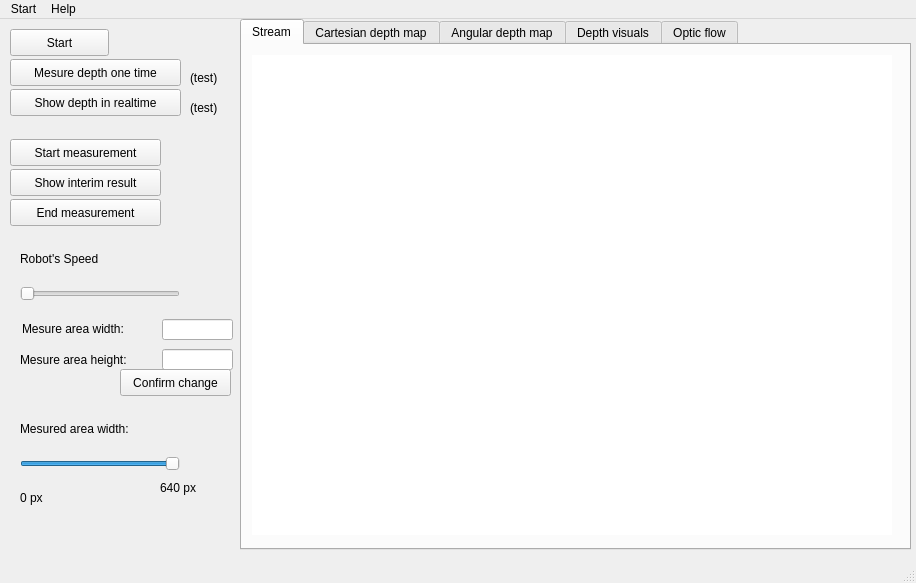
Above: mainwindow.ui from ema-siema/inzynierka before the change. Below: the same form after it.
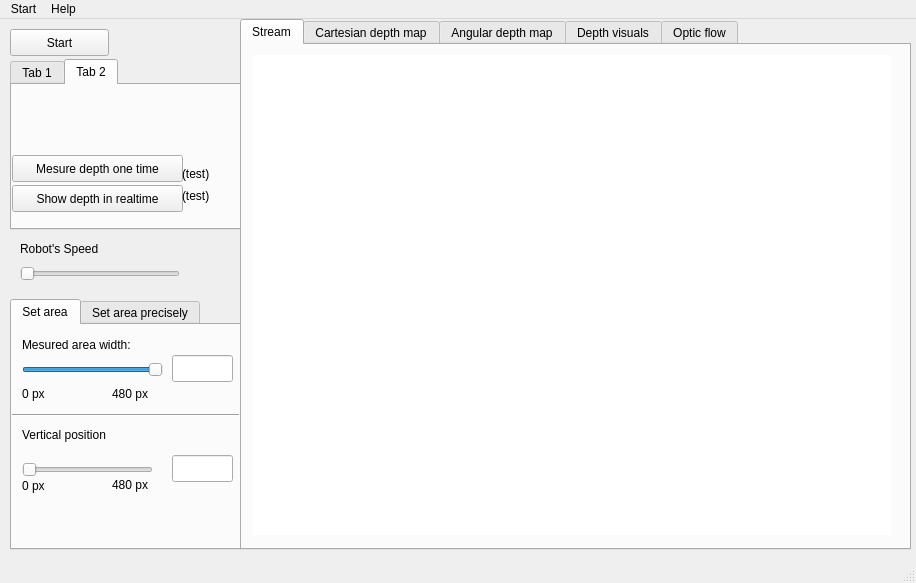
That is the form after the change. The open tabs and pages were chosen to show the change.

```diff
--- a/mainwindow.ui
+++ b/mainwindow.ui
@@ -27,37 +27,11 @@
      <string>Start</string>
     </property>
    </widget>
-   <widget class="QPushButton" name="pushButton_2">
-    <property name="geometry">
-     <rect>
-      <x>10</x>
-      <y>40</y>
-      <width>171</width>
-      <height>27</height>
-     </rect>
-    </property>
-    <property name="text">
-     <string>Mesure depth one time</string>
-    </property>
-   </widget>
-   <widget class="QPushButton" name="pushButton_3">
-    <property name="geometry">
-     <rect>
-      <x>10</x>
-      <y>70</y>
-      <width>171</width>
-      <height>27</height>
-     </rect>
-    </property>
-    <property name="text">
-     <string>Show depth in realtime</string>
-    </property>
-   </widget>
    <widget class="QSlider" name="horizontalSlider">
     <property name="geometry">
      <rect>
       <x>20</x>
-      <y>260</y>
+      <y>240</y>
       <width>160</width>
       <height>29</height>
      </rect>
@@ -76,7 +50,7 @@
     <property name="geometry">
      <rect>
       <x>20</x>
-      <y>230</y>
+      <y>220</y>
       <width>101</width>
       <height>20</height>
      </rect>
@@ -85,104 +59,6 @@
      <string>Robot's Speed</string>
     </property>
    </widget>
-   <widget class="QPushButton" name="pushButton_4">
-    <property name="geometry">
-     <rect>
-      <x>10</x>
-      <y>180</y>
-      <width>151</width>
-      <height>27</height>
-     </rect>
-    </property>
-    <property name="text">
-     <string>End measurement</string>
-    </property>
-   </widget>
-   <widget class="QPushButton" name="pushButton_5">
-    <property name="geometry">
-     <rect>
-      <x>10</x>
-      <y>120</y>
-      <width>151</width>
-      <height>27</height>
-     </rect>
-    </property>
-    <property name="text">
-     <string>Start measurement</string>
-    </property>
-   </widget>
-   <widget class="QPushButton" name="pushButton_6">
-    <property name="geometry">
-     <rect>
-      <x>10</x>
-      <y>150</y>
-      <width>151</width>
-      <height>27</height>
-     </rect>
-    </property>
-    <property name="text">
-     <string>Show interim result</string>
-    </property>
-   </widget>
-   <widget class="QLineEdit" name="lineEdit">
-    <property name="geometry">
-     <rect>
-      <x>162</x>
-      <y>300</y>
-      <width>71</width>
-      <height>21</height>
-     </rect>
-    </property>
-   </widget>
-   <widget class="QLabel" name="label_2">
-    <property name="geometry">
-     <rect>
-      <x>22</x>
-      <y>300</y>
-      <width>131</width>
-      <height>20</height>
-     </rect>
-    </property>
-    <property name="text">
-     <string>Mesure area width:</string>
-    </property>
-   </widget>
-   <widget class="QLabel" name="label_3">
-    <property name="geometry">
-     <rect>
-      <x>20</x>
-      <y>330</y>
-      <width>141</width>
-      <height>21</height>
-     </rect>
-    </property>
-    <property name="text">
-     <string>Mesure area height:</string>
-    </property>
-   </widget>
-   <widget class="QLineEdit" name="lineEdit_2">
-    <property name="geometry">
-     <rect>
-      <x>162</x>
-      <y>330</y>
-      <width>71</width>
-      <height>21</height>
-     </rect>
-    </property>
-   </widget>
-   <widget class="QPushButton" name="pushButton_7">
-    <property name="geometry">
-     <rect>
-      <x>120</x>
-      <y>350</y>
-      <width>111</width>
-      <height>27</height>
-     </rect>
-    </property>
-    <property name="text">
-     <string>Confirm change</string>
-    </property>
-   </widget>
    <widget class="QTabWidget" name="tabWidget">
     <property name="geometry">
      <rect>
@@ -301,93 +177,354 @@
      </widget>
     </widget>
    </widget>
-   <widget class="QLabel" name="label_8">
+   <widget class="QTabWidget" name="tabWidget_2">
     <property name="geometry">
      <rect>
-      <x>190</x>
-      <y>50</y>
-      <width>41</width>
-      <height>17</height>
+      <x>10</x>
+      <y>280</y>
+      <width>231</width>
+      <height>251</height>
      </rect>
     </property>
-    <property name="text">
-     <string>(test)</string>
+    <property name="currentIndex">
+     <number>0</number>
     </property>
+    <widget class="QWidget" name="tab_6">
+     <attribute name="title">
+      <string>Set area</string>
+     </attribute>
+     <widget class="QLabel" name="label_11">
+      <property name="geometry">
+       <rect>
+        <x>10</x>
+        <y>10</y>
+        <width>141</width>
+        <height>20</height>
+       </rect>
+      </property>
+      <property name="text">
+       <string>Mesured area width:</string>
+      </property>
+     </widget>
+     <widget class="QSlider" name="mesuredWidthSlider">
+      <property name="geometry">
+       <rect>
+        <x>10</x>
+        <y>30</y>
+        <width>141</width>
+        <height>29</height>
+       </rect>
+      </property>
+      <property name="maximum">
+       <number>480</number>
+      </property>
+      <property name="pageStep">
+       <number>40</number>
+      </property>
+      <property name="sliderPosition">
+       <number>480</number>
+      </property>
+      <property name="orientation">
+       <enum>Qt::Horizontal</enum>
+      </property>
+     </widget>
+     <widget class="QLabel" name="label_13">
+      <property name="geometry">
+       <rect>
+        <x>10</x>
+        <y>60</y>
+        <width>31</width>
+        <height>17</height>
+       </rect>
+      </property>
+      <property name="text">
+       <string>0 px</string>
+      </property>
+     </widget>
+     <widget class="QLabel" name="label_12">
+      <property name="geometry">
+       <rect>
+        <x>100</x>
+        <y>60</y>
+        <width>51</width>
+        <height>17</height>
+       </rect>
+      </property>
+      <property name="text">
+       <string>480 px</string>
+      </property>
+     </widget>
+     <widget class="QSlider" name="horizontalSlider_2">
+      <property name="geometry">
+       <rect>
+        <x>10</x>
+        <y>130</y>
+        <width>131</width>
+        <height>29</height>
+       </rect>
+      </property>
+      <property name="orientation">
+       <enum>Qt::Horizontal</enum>
+      </property>
+     </widget>
+     <widget class="QLabel" name="label_14">
+      <property name="geometry">
+       <rect>
+        <x>10</x>
+        <y>100</y>
+        <width>141</width>
+        <height>20</height>
+       </rect>
+      </property>
+      <property name="text">
+       <string>Vertical position</string>
+      </property>
+     </widget>
+     <widget class="Line" name="line">
+      <property name="geometry">
+       <rect>
+        <x>0</x>
+        <y>80</y>
+        <width>231</width>
+        <height>21</height>
+       </rect>
+      </property>
+      <property name="orientation">
+       <enum>Qt::Horizontal</enum>
+      </property>
+     </widget>
+     <widget class="QLineEdit" name="lineEdit_3">
+      <property name="geometry">
+       <rect>
+        <x>160</x>
+        <y>30</y>
+        <width>61</width>
+        <height>27</height>
+       </rect>
+      </property>
+     </widget>
+     <widget class="QLineEdit" name="lineEdit_4">
+      <property name="geometry">
+       <rect>
+        <x>160</x>
+        <y>130</y>
+        <width>61</width>
+        <height>27</height>
+       </rect>
+      </property>
+     </widget>
+     <widget class="QLabel" name="label_15">
+      <property name="geometry">
+       <rect>
+        <x>100</x>
+        <y>150</y>
+        <width>51</width>
+        <height>20</height>
+       </rect>
+      </property>
+      <property name="text">
+       <string>480 px</string>
+      </property>
+     </widget>
+     <widget class="QLabel" name="label_16">
+      <property name="geometry">
+       <rect>
+        <x>10</x>
+        <y>150</y>
+        <width>31</width>
+        <height>21</height>
+       </rect>
+      </property>
+      <property name="text">
+       <string>0 px</string>
+      </property>
+     </widget>
+    </widget>
+    <widget class="QWidget" name="tab_7">
+     <attribute name="title">
+      <string>Set area precisely</string>
+     </attribute>
+     <widget class="QPushButton" name="pushButton_7">
+      <property name="geometry">
+       <rect>
+        <x>110</x>
+        <y>100</y>
+        <width>111</width>
+        <height>27</height>
+       </rect>
+      </property>
+      <property name="text">
+       <string>Confirm change</string>
+      </property>
+     </widget>
+     <widget class="QLabel" name="label_2">
+      <property name="geometry">
+       <rect>
+        <x>12</x>
+        <y>40</y>
+        <width>131</width>
+        <height>20</height>
+       </rect>
+      </property>
+      <property name="text">
+       <string>Mesure area width:</string>
+      </property>
+     </widget>
+     <widget class="QLabel" name="label_3">
+      <property name="geometry">
+       <rect>
+        <x>10</x>
+        <y>70</y>
+        <width>141</width>
+        <height>21</height>
+       </rect>
+      </property>
+      <property name="text">
+       <string>Mesure area height:</string>
+      </property>
+     </widget>
+     <widget class="QLineEdit" name="lineEdit_2">
+      <property name="geometry">
+       <rect>
+        <x>152</x>
+        <y>70</y>
+        <width>71</width>
+        <height>21</height>
+       </rect>
+      </property>
+     </widget>
+     <widget class="QLineEdit" name="lineEdit">
+      <property name="geometry">
+       <rect>
+        <x>152</x>
+        <y>40</y>
+        <width>71</width>
+        <height>21</height>
+       </rect>
+      </property>
+     </widget>
+    </widget>
    </widget>
-   <widget class="QLabel" name="label_10">
+   <widget class="QTabWidget" name="tabWidget_3">
     <property name="geometry">
      <rect>
-      <x>190</x>
-      <y>80</y>
-      <width>41</width>
-      <height>17</height>
+      <x>10</x>
+      <y>40</y>
+      <width>231</width>
+      <height>171</height>
      </rect>
     </property>
-    <property name="text">
-     <string>(test)</string>
+    <property name="currentIndex">
+     <number>0</number>
     </property>
+    <widget class="QWidget" name="tab_8">
+     <attribute name="title">
+      <string>Tab 1</string>
+     </attribute>
+     <widget class="QPushButton" name="pushButton_5">
+      <property name="geometry">
+       <rect>
+        <x>0</x>
+        <y>20</y>
+        <width>151</width>
+        <height>27</height>
+       </rect>
+      </property>
+      <property name="text">
+       <string>Start measurement</string>
+      </property>
+     </widget>
+     <widget class="QPushButton" name="pushButton_6">
+      <property name="geometry">
+       <rect>
+        <x>0</x>
+        <y>60</y>
+        <width>151</width>
+        <height>27</height>
+       </rect>
+      </property>
+      <property name="text">
+       <string>Show interim result</string>
+      </property>
+     </widget>
+     <widget class="QPushButton" name="pushButton_4">
+      <property name="geometry">
+       <rect>
+        <x>0</x>
+        <y>100</y>
+        <width>151</width>
+        <height>27</height>
+       </rect>
+      </property>
+      <property name="text">
+       <string>End measurement</string>
+      </property>
+     </widget>
+    </widget>
+    <widget class="QWidget" name="tab_9">
+     <attribute name="title">
+      <string>Tab 2</string>
+     </attribute>
+     <widget class="QPushButton" name="pushButton_3">
+      <property name="geometry">
+       <rect>
+        <x>0</x>
+        <y>100</y>
+        <width>171</width>
+        <height>27</height>
+       </rect>
+      </property>
+      <property name="text">
+       <string>Show depth in realtime</string>
+      </property>
+     </widget>
+     <widget class="QPushButton" name="pushButton_2">
+      <property name="geometry">
+       <rect>
+        <x>0</x>
+        <y>70</y>
+        <width>171</width>
+        <height>27</height>
+       </rect>
+      </property>
+      <property name="text">
+       <string>Mesure depth one time</string>
+      </property>
+     </widget>
+     <widget class="QLabel" name="label_10">
+      <property name="geometry">
+       <rect>
+        <x>170</x>
+        <y>100</y>
+        <width>41</width>
+        <height>21</height>
+       </rect>
+      </property>
+      <property name="text">
+       <string>(test)</string>
+      </property>
+     </widget>
+     <widget class="QLabel" name="label_8">
+      <property name="geometry">
+       <rect>
+        <x>170</x>
+        <y>80</y>
+        <width>41</width>
+        <height>17</height>
+       </rect>
+      </property>
+      <property name="text">
+       <string>(test)</string>
+      </property>
+     </widget>
+    </widget>
    </widget>
-   <widget class="QLabel" name="label_11">
-    <property name="geometry">
-     <rect>
-      <x>20</x>
-      <y>400</y>
-      <width>141</width>
-      <height>20</height>
-     </rect>
-    </property>
-    <property name="text">
-     <string>Mesured area width:</string>
-    </property>
-   </widget>
-   <widget class="QSlider" name="mesuredWidthSlider">
-    <property name="geometry">
-     <rect>
-      <x>20</x>
-      <y>430</y>
-      <width>160</width>
-      <height>29</height>
-     </rect>
-    </property>
-    <property name="maximum">
-     <number>640</number>
-    </property>
-    <property name="pageStep">
-     <number>40</number>
-    </property>
-    <property name="sliderPosition">
-     <number>640</number>
-    </property>
-    <property name="orientation">
-     <enum>Qt::Horizontal</enum>
-    </property>
-   </widget>
-   <widget class="QLabel" name="label_12">
-    <property name="geometry">
-     <rect>
-      <x>160</x>
-      <y>460</y>
-      <width>51</width>
-      <height>17</height>
-     </rect>
-    </property>
-    <property name="text">
-     <string>640 px</string>
-    </property>
-   </widget>
-   <widget class="QLabel" name="label_13">
-    <property name="geometry">
-     <rect>
-      <x>20</x>
-      <y>470</y>
-      <width>31</width>
-      <height>17</height>
-     </rect>
-    </property>
-    <property name="text">
-     <string>0 px</string>
-    </property>
-   </widget>
+   <zorder>tabWidget_3</zorder>
+   <zorder>pushButton</zorder>
+   <zorder>horizontalSlider</zorder>
+   <zorder>label</zorder>
+   <zorder>tabWidget</zorder>
+   <zorder>tabWidget_2</zorder>
   </widget>
   <widget class="QMenuBar" name="menubar">
    <property name="geometry">
```
Left out of the diff: 2 changed lines with no effect on the pictures.
